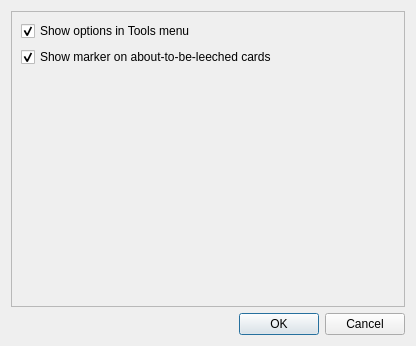
Old version of the form res/ui/options_dialog.ui in the repository iamjustkoi/LeechToolkit.
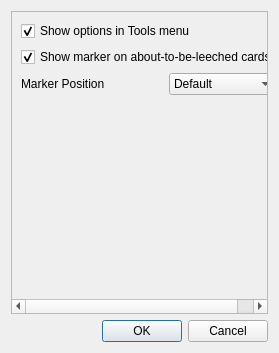
New version of the form.

Commit message: Implemented marker position option

What changed in the file:
```diff
--- a/res/ui/options_dialog.ui
+++ b/res/ui/options_dialog.ui
@@ -9,8 +9,8 @@
    <rect>
     <x>0</x>
     <y>0</y>
-    <width>416</width>
-    <height>346</height>
+    <width>279</width>
+    <height>353</height>
    </rect>
   </property>
   <property name="windowTitle">
@@ -23,6 +23,14 @@
       <bool>true</bool>
      </property>
      <widget class="QWidget" name="OptionsScrollWidget">
+      <property name="geometry">
+       <rect>
+        <x>0</x>
+        <y>0</y>
+        <width>259</width>
+        <height>86</height>
+       </rect>
+      </property>
       <property name="sizePolicy">
        <sizepolicy hsizetype="Preferred" vsizetype="Maximum">
         <horstretch>0</horstretch>
@@ -50,6 +58,39 @@
          </property>
         </widget>
        </item>
+       <item>
+        <layout class="QFormLayout" name="almostPosLayout">
+         <property name="horizontalSpacing">
+          <number>64</number>
+         </property>
+         <item row="0" column="0">
+          <widget class="QLabel" name="almostLabel">
+           <property name="text">
+            <string>Marker Position</string>
+           </property>
+          </widget>
+         </item>
+         <item row="0" column="1">
+          <widget class="QComboBox" name="almostPosDropdown">
+           <item>
+            <property name="text">
+             <string>Default</string>
+            </property>
+           </item>
+           <item>
+            <property name="text">
+             <string>Left</string>
+            </property>
+           </item>
+           <item>
+            <property name="text">
+             <string>Right</string>
+            </property>
+           </item>
+          </widget>
+         </item>
+        </layout>
+       </item>
       </layout>
      </widget>
     </widget>
```
The commit also changes 2 other files.
